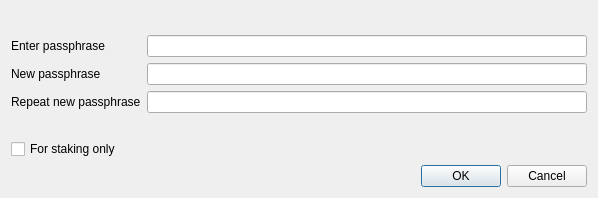
First picture: the form in src/forms/askpassphrasedialog.ui, repository 33cn/chain33-qt, before the edit.
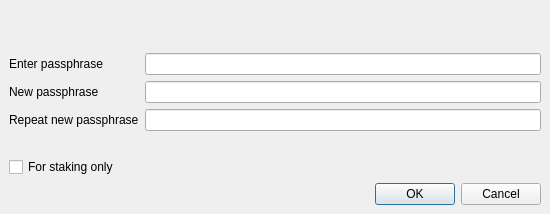
Second picture: the form after the edit.

The edit to the form file:
```diff
--- a/src/forms/askpassphrasedialog.ui
+++ b/src/forms/askpassphrasedialog.ui
@@ -6,8 +6,8 @@
    <rect>
     <x>0</x>
     <y>0</y>
-    <width>598</width>
-    <height>198</height>
+    <width>550</width>
+    <height>214</height>
    </rect>
   </property>
   <property name="sizePolicy">
@@ -26,6 +26,24 @@
    <string>Passphrase Dialog</string>
   </property>
   <layout class="QVBoxLayout" name="verticalLayout">
+   <property name="spacing">
+    <number>0</number>
+   </property>
+   <property name="leftMargin">
+    <number>0</number>
+   </property>
+   <property name="topMargin">
+    <number>0</number>
+   </property>
+   <property name="rightMargin">
+    <number>0</number>
+   </property>
+   <property name="bottomMargin">
+    <number>0</number>
+   </property>
+   <item>
+    <widget class="QWidget" name="Widget_bk_small" native="true">
+     <layout class="QVBoxLayout" name="verticalLayout_bk_small">
    <item>
     <widget class="QLabel" name="warningLabel">
      <property name="textFormat">
@@ -125,6 +143,9 @@
      <property name="standardButtons">
       <set>QDialogButtonBox::Cancel|QDialogButtonBox::Ok</set>
      </property>
+       </widget>
+      </item>
+     </layout>
     </widget>
    </item>
   </layout>
```
Left out of the diff: 6 changed lines with no effect on the pictures. Lines whose indentation alone changed are shown as unchanged.
